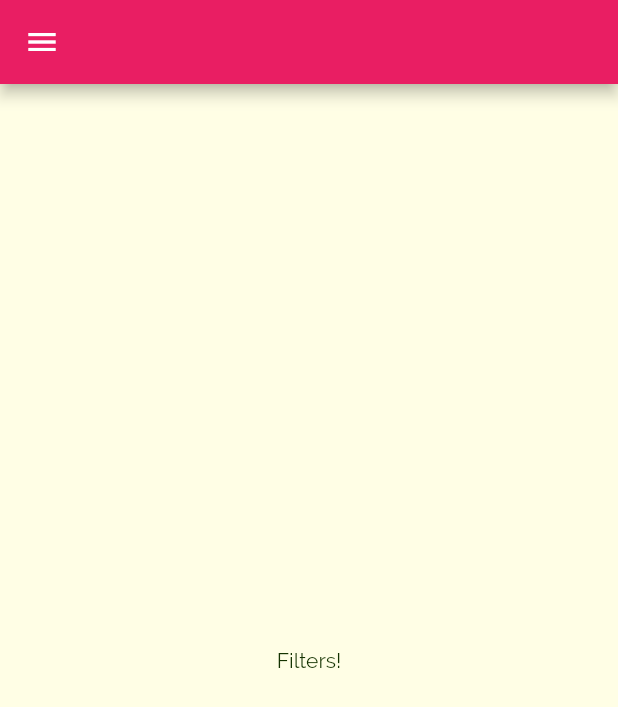
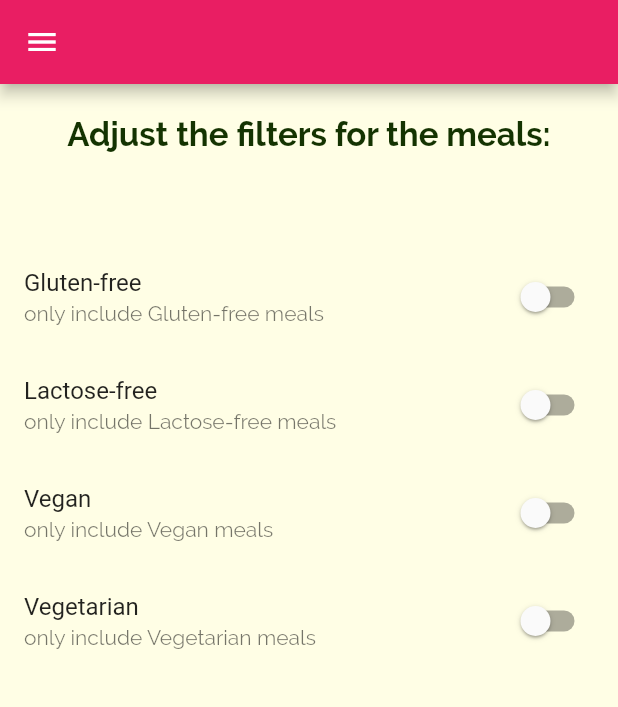
Before and after one commit to Yassin-H-Rassul/flutter_meals_app, a Flutter app: the FiltersScreen screen opened by its route, on a phone screen of 412 x 824 dp. Shown: the top 707 px of the screen. Run offline on Flutter 3.47's test engine with Material 2 defaults, Android fonts, the phone set to English and light mode, and no system bars.

Commit message:
added switch list tiles for the filters screen.

```diff
--- a/lib/screens/filters_screen.dart
+++ b/lib/screens/filters_screen.dart
@@ -10,13 +10,81 @@ class FiltersScreen extends StatefulWidget {
 }
 
 class _FiltersScreenState extends State<FiltersScreen> {
+  var isLactoseFree = false;
+  var isGlutenFree = false;
+  var isVegan = false;
+  var isVegetarian = false;
+
+  Widget buildSwitchListTile({
+    required String theTitle,
+    required String description,
+    required bool currentValue,
+    required Function onChangeHandler,
+  }) {
+    return SwitchListTile(
+      value: currentValue,
+      onChanged: (newValue) => onChangeHandler(newValue),
+      title: Text(theTitle),
+      subtitle: Text(
+        description,
+      ),
+    );
+  }
+
   @override
   Widget build(BuildContext context) {
     return Scaffold(
       appBar: AppBar(),
       drawer: MainDrawer(),
-      body: Center(
-        child: Text('Filters!'),
+      body: Column(
+        children: [
+          Container(
+            padding: EdgeInsets.symmetric(vertical: 20),
+            child: Text(
+              'Adjust the filters for the meals:',
+              style: Theme.of(context).textTheme.headline5,
+            ),
+          ),
+          SizedBox(
+            height: 40,
+          ),
+          buildSwitchListTile(
+              theTitle: 'Gluten-free',
+              description: 'only include Gluten-free meals',
+              currentValue: isGlutenFree,
+              onChangeHandler: (newValue) {
+                setState(() {
+                  isGlutenFree = newValue;
+                });
+              }),
+          buildSwitchListTile(
+              theTitle: 'Lactose-free',
+              description: 'only include Lactose-free meals',
+              currentValue: isLactoseFree,
+              onChangeHandler: (newValue) {
+                setState(() {
+                  isLactoseFree = newValue;
+                });
+              }),
+          buildSwitchListTile(
+              theTitle: 'Vegan',
+              description: 'only include Vegan meals',
+              currentValue: isVegan,
+              onChangeHandler: (newValue) {
+                setState(() {
+                  isVegan = newValue;
+                });
+              }),
+          buildSwitchListTile(
+              theTitle: 'Vegetarian',
+              description: 'only include Vegetarian meals',
+              currentValue: isVegetarian,
+              onChangeHandler: (newValue) {
+                setState(() {
+                  isVegetarian = newValue;
+                });
+              }),
+        ],
       ),
     );
   }
```
